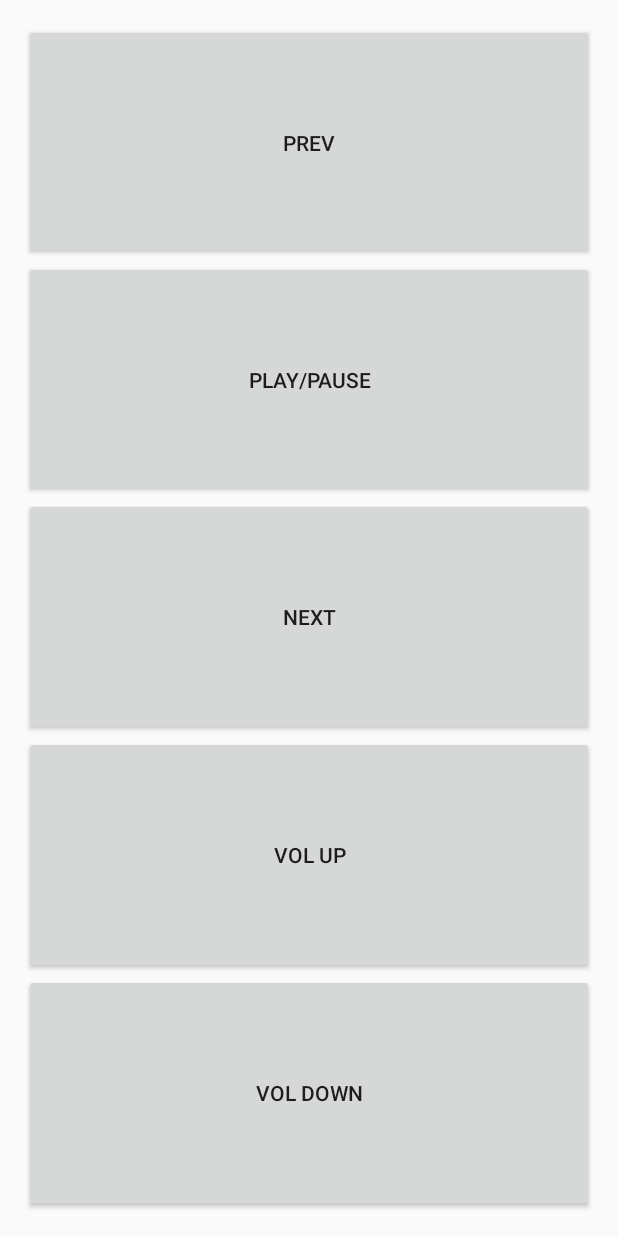
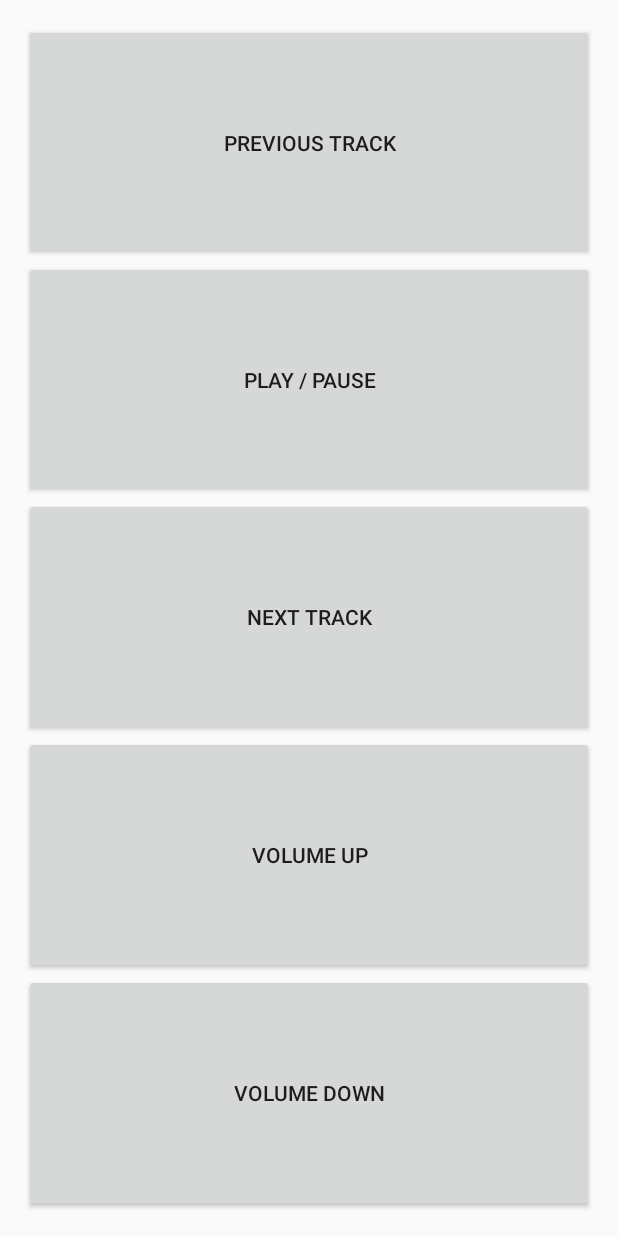
Before and after one commit to s-d/set09118_coursework, an Android app: the layout content_main.xml on its own in the app's theme, with its tools: preview values and no code run, on a phone screen of 412 x 824 dp. Run offline under Robolectric (Android 15) with nearby library versions, the light colour scheme and no system bars.

Commit message:
commented some code and updated listings

```diff
--- a/ANDROID/MediaController/app/src/main/res/layout/content_main.xml
+++ b/ANDROID/MediaController/app/src/main/res/layout/content_main.xml
@@ -24,7 +24,7 @@
             android:layout_width="match_parent"
             android:layout_height="0dp"
             android:layout_weight="1"
-            android:text="Prev" />
+            android:text="@string/main_button_prev_track" />
 
 
         <Button
@@ -32,7 +32,7 @@
             android:layout_width="match_parent"
             android:layout_height="0dp"
             android:layout_weight="1"
-            android:text="Play/Pause" />
+            android:text="@string/main_button_play" />
 
 
         <Button
@@ -40,7 +40,7 @@
             android:layout_width="match_parent"
             android:layout_height="0dp"
             android:layout_weight="1"
-            android:text="Next" />
+            android:text="@string/main_button_next_track" />
 
 
         <Button
@@ -48,7 +48,7 @@
             android:layout_width="match_parent"
             android:layout_height="0dp"
             android:layout_weight="1"
-            android:text="Vol Up" />
+            android:text="@string/main_button_vol_down" />
 
 
         <Button
@@ -56,7 +56,7 @@
             android:layout_width="match_parent"
             android:layout_height="0dp"
             android:layout_weight="1"
-            android:text="Vol Down" />
+            android:text="@string/main_button_vol_dow" />
 
     </LinearLayout>
 
--- a/ANDROID/MediaController/app/src/main/res/values/strings.xml
+++ b/ANDROID/MediaController/app/src/main/res/values/strings.xml
@@ -5,4 +5,9 @@
     <string name="menu_main_action_disconnect">Disconnect</string>
     <string name="bluetooth_handler_paired_dialog">Cancel</string>
     <string name="main_activity_connect_button">Connect to Media Controller</string>
+    <string name="main_button_vol_dow">Volume Down</string>
+    <string name="main_button_vol_down">Volume Up</string>
+    <string name="main_button_next_track">Next Track</string>
+    <string name="main_button_play">Play / Pause</string>
+    <string name="main_button_prev_track">Previous Track</string>
 </resources>
```
Also changed, not shown: ANDROID/MediaController/app/src/main/java/uk/co/sam/mediacontroller/BluetoothHandler.java (+14 -51 lines), ANDROID/MediaController/app/src/main/java/uk/co/sam/mediacontroller/MainActivity.java (+12 -1 lines), 3 other files.
